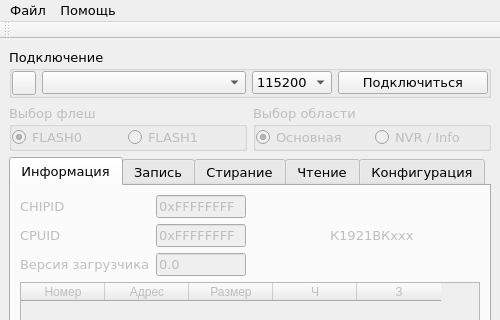
The window that app/ui/main.ui (ntsfv/flasher) describes before a commit, drawn with Qt 5; both pictures show x 0 to 500 and y 0 to 320 of the 500 by 650 pixel window.
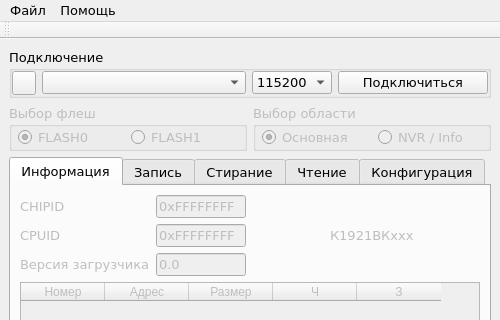
The same window after the commit. Icons and pictures are not drawn.

Commit message: app: Добавил всплывающие окна по завершению операций

```diff
--- a/app/ui/main.ui
+++ b/app/ui/main.ui
@@ -187,7 +187,7 @@
             <number>0</number>
            </property>
            <property name="leftMargin">
-            <number>0</number>
+            <number>6</number>
            </property>
            <property name="topMargin">
             <number>0</number>
@@ -250,7 +250,7 @@
           </property>
           <layout class="QVBoxLayout" name="verticalLayout_10">
            <property name="leftMargin">
-            <number>0</number>
+            <number>6</number>
            </property>
            <property name="topMargin">
             <number>0</number>
```
The commit also changes 2 other files.
